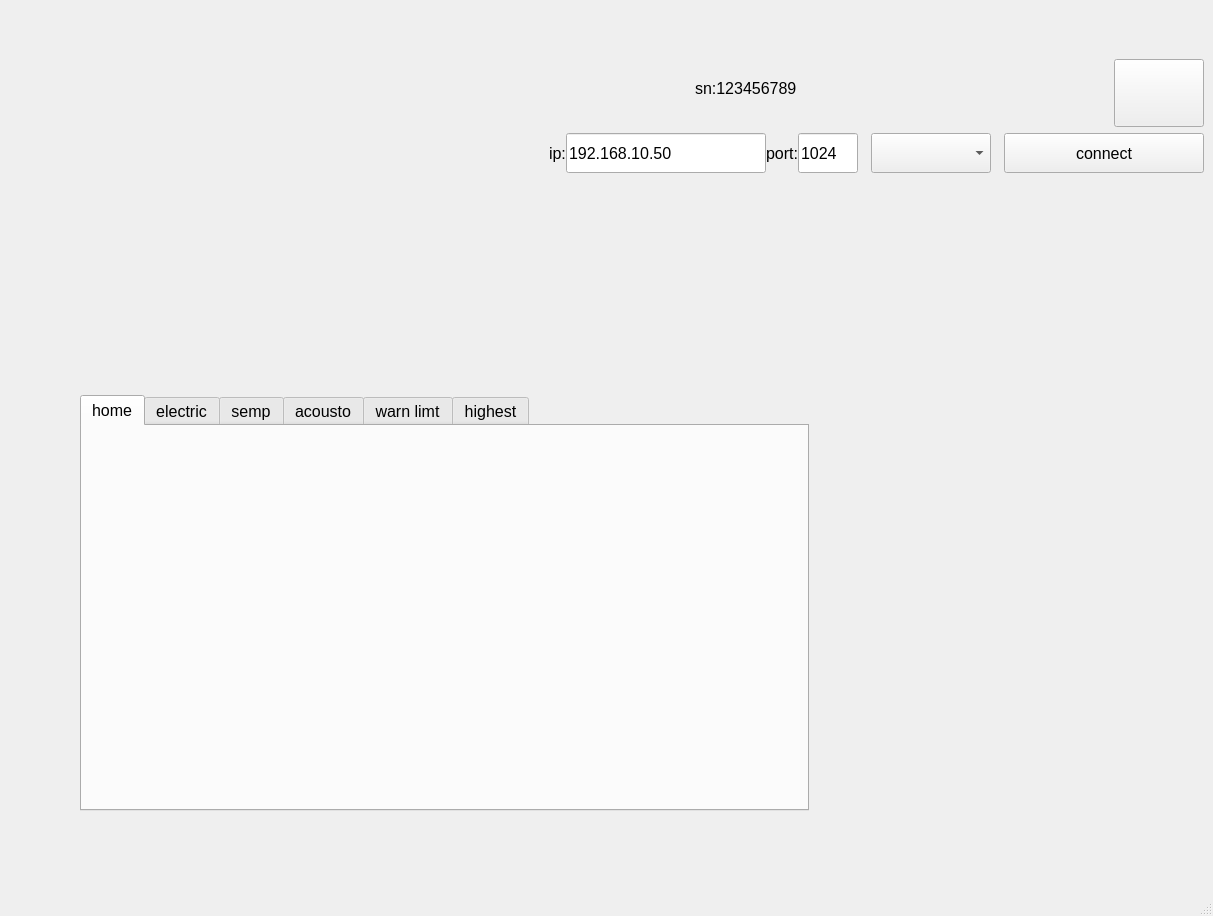
First picture: the form in mainwindow.ui, repository yuanjinxin123/shenglei, before the edit.
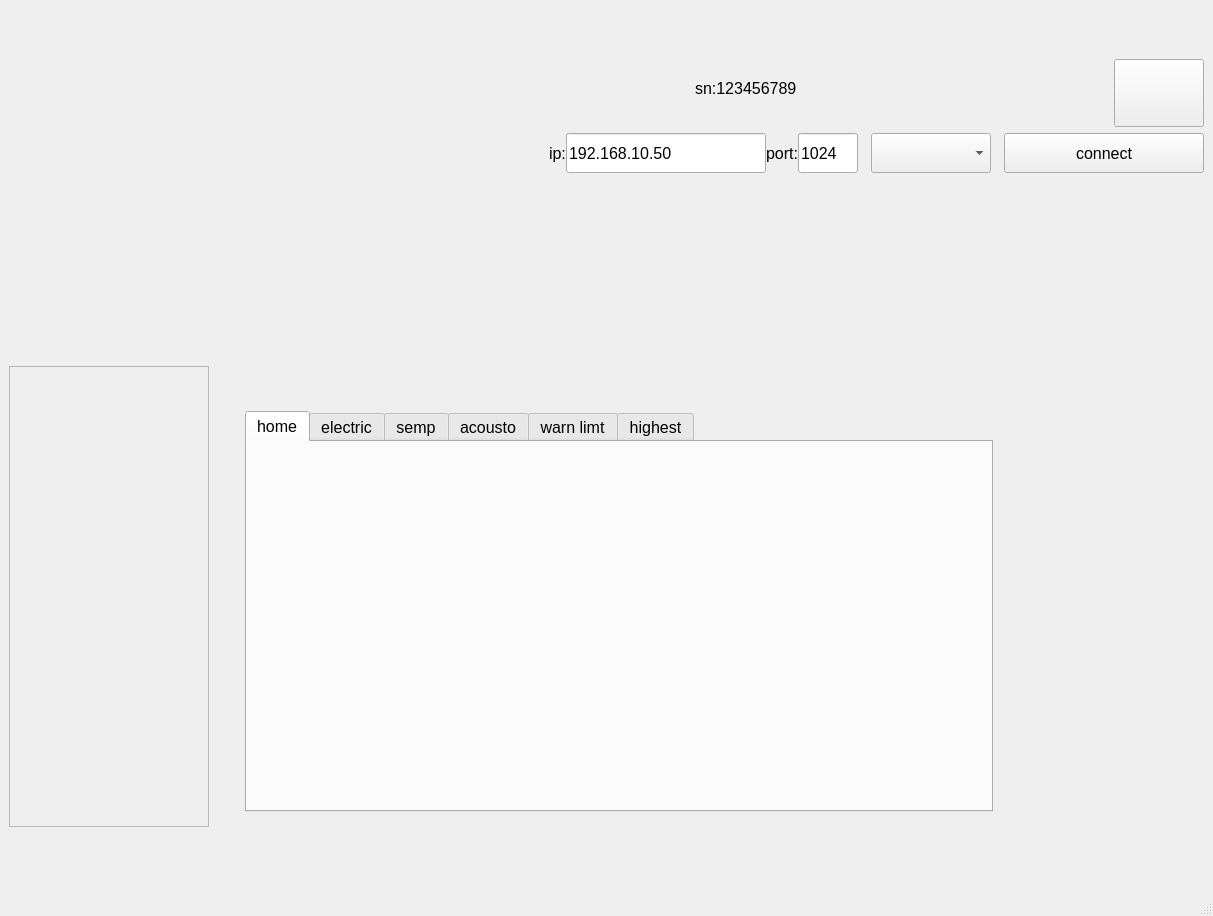
Second picture: the form after the edit. Custom widgets are drawn as their Qt base class.

Diff of the .ui file:
```diff
--- a/mainwindow.ui
+++ b/mainwindow.ui
@@ -550,22 +550,7 @@
         <height>300</height>
        </size>
       </property>
-      <layout class="QVBoxLayout" name="verticalLayout_2">
-       <property name="spacing">
-        <number>0</number>
-       </property>
-       <property name="leftMargin">
-        <number>0</number>
-       </property>
-       <property name="topMargin">
-        <number>0</number>
-       </property>
-       <property name="rightMargin">
-        <number>0</number>
-       </property>
-       <property name="bottomMargin">
-        <number>0</number>
-       </property>
+      <layout class="QVBoxLayout" name="verticalLayout_4">
        <item>
         <widget class="QWidget" name="mWorkSpaceTop" native="true">
          <property name="minimumSize">
@@ -602,19 +587,38 @@
         </widget>
        </item>
        <item>
-        <layout class="QHBoxLayout" name="horizontalLayout" stretch="5,2">
-         <property name="leftMargin">
-          <number>40</number>
-         </property>
-         <property name="topMargin">
-          <number>5</number>
-         </property>
-         <property name="rightMargin">
-          <number>40</number>
-         </property>
-         <property name="bottomMargin">
-          <number>10</number>
-         </property>
+        <layout class="QHBoxLayout" name="horizontalLayout">
+         <item>
+          <widget class="QScrollArea" name="scrollArea">
+           <property name="minimumSize">
+            <size>
+             <width>200</width>
+             <height>0</height>
+            </size>
+           </property>
+           <property name="widgetResizable">
+            <bool>true</bool>
+           </property>
+           <widget class="QWidget" name="scrollAreaWidgetContents">
+            <property name="geometry">
+             <rect>
+              <x>0</x>
+              <y>0</y>
+              <width>198</width>
+              <height>467</height>
+             </rect>
+            </property>
+            <layout class="QVBoxLayout" name="verticalLayout_2">
+             <property name="topMargin">
+              <number>6</number>
+             </property>
+             <property name="bottomMargin">
+              <number>6</number>
+             </property>
+            </layout>
+           </widget>
+          </widget>
+         </item>
          <item>
           <widget class="QWidget" name="mWorkSpaceLeft" native="true">
            <property name="styleSheet">
@@ -622,13 +626,13 @@
            </property>
            <layout class="QVBoxLayout" name="verticalLayout_3">
             <property name="leftMargin">
-             <number>40</number>
+             <number>30</number>
             </property>
             <property name="topMargin">
              <number>45</number>
             </property>
             <property name="rightMargin">
-             <number>40</number>
+             <number>30</number>
             </property>
             <property name="bottomMargin">
              <number>15</number>
```
Left out of the diff: 50 changed lines with no effect on the pictures.
